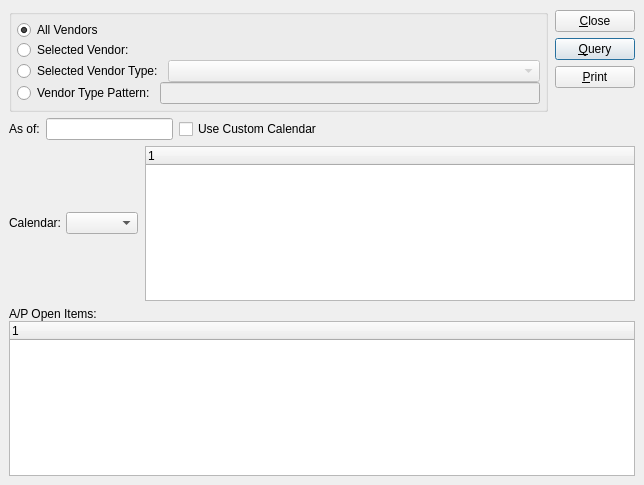
Before: the Qt Designer form xtuple/trunk/guiclient/dspTimePhasedOpenAPItems.ui in WooodHead/xtuple, drawn with Qt 5.
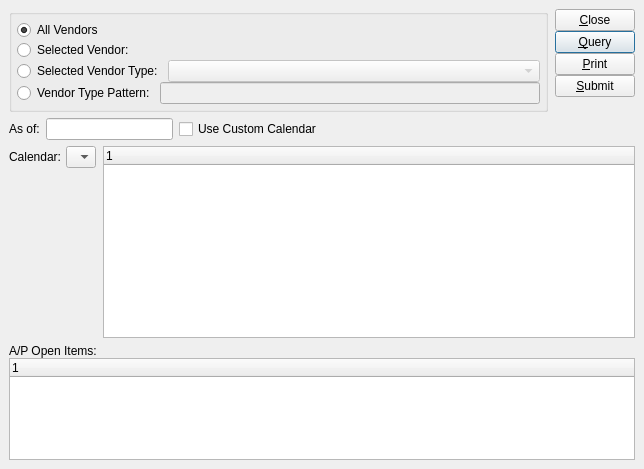
After: the same form once the commit is applied. Custom widgets are drawn as their Qt base class.

The edit to the form file:
```diff
--- a/xtuple/trunk/guiclient/dspTimePhasedOpenAPItems.ui
+++ b/xtuple/trunk/guiclient/dspTimePhasedOpenAPItems.ui
@@ -6,196 +6,21 @@
     <x>0</x>
     <y>0</y>
     <width>644</width>
-    <height>485</height>
+    <height>469</height>
    </rect>
   </property>
   <property name="windowTitle" >
    <string>A/P Aging</string>
   </property>
   <widget class="QWidget" name="widget" >
-   <layout class="QGridLayout" >
+   <layout class="QVBoxLayout" >
     <property name="margin" >
      <number>9</number>
     </property>
     <property name="spacing" >
      <number>6</number>
     </property>
-    <item row="1" column="0" >
-     <layout class="QHBoxLayout" >
-      <property name="margin" >
-       <number>0</number>
-      </property>
-      <property name="spacing" >
-       <number>6</number>
-      </property>
-      <item>
-       <layout class="QHBoxLayout" >
-        <property name="margin" >
-         <number>0</number>
-        </property>
-        <property name="spacing" >
-         <number>6</number>
-        </property>
-        <item>
-         <widget class="QLabel" name="_asOfLit" >
-          <property name="text" >
-           <string>As of:</string>
-          </property>
-          <property name="buddy" >
-           <cstring>_asOf</cstring>
-          </property>
-         </widget>
-        </item>
-        <item>
-         <widget class="DLineEdit" name="_asOf" />
-        </item>
-        <item>
-         <widget class="QCheckBox" name="_custom" >
-          <property name="text" >
-           <string>Use Custom Calendar</string>
-          </property>
-         </widget>
-        </item>
-       </layout>
-      </item>
-      <item>
-       <spacer>
-        <property name="orientation" >
-         <enum>Qt::Horizontal</enum>
-        </property>
-        <property name="sizeHint" >
-         <size>
-          <width>40</width>
-          <height>20</height>
-         </size>
-        </property>
-       </spacer>
-      </item>
-     </layout>
-    </item>
-    <item row="3" column="0" >
-     <layout class="QVBoxLayout" >
-      <property name="margin" >
-       <number>0</number>
-      </property>
-      <property name="spacing" >
-       <number>5</number>
-      </property>
-      <item>
-       <layout class="QVBoxLayout" >
-        <property name="margin" >
-         <number>0</number>
-        </property>
-        <property name="spacing" >
-         <number>0</number>
-        </property>
-        <item>
-         <widget class="QLabel" name="_openAPItemsLit" >
-          <property name="text" >
-           <string>A/P Open Items:</string>
-          </property>
-         </widget>
-        </item>
-        <item>
-         <widget class="XTreeWidget" name="_apopen" >
-          <property name="sizePolicy" >
-           <sizepolicy>
-            <hsizetype>7</hsizetype>
-            <vsizetype>7</vsizetype>
-            <horstretch>0</horstretch>
-            <verstretch>0</verstretch>
-           </sizepolicy>
-          </property>
-          <property name="minimumSize" >
-           <size>
-            <width>0</width>
-            <height>100</height>
-           </size>
-          </property>
-         </widget>
-        </item>
-       </layout>
-      </item>
-     </layout>
-    </item>
-    <item row="2" column="0" >
-     <layout class="QHBoxLayout" >
-      <property name="margin" >
-       <number>0</number>
-      </property>
-      <property name="spacing" >
-       <number>7</number>
-      </property>
-      <item>
-       <layout class="QVBoxLayout" >
-        <property name="margin" >
-         <number>0</number>
-        </property>
-        <property name="spacing" >
-         <number>0</number>
-        </property>
-        <item>
-         <layout class="QHBoxLayout" >
-          <property name="margin" >
-           <number>0</number>
-          </property>
-          <property name="spacing" >
-           <number>5</number>
-          </property>
-          <item>
-           <widget class="QLabel" name="_calendarLit" >
-            <property name="text" >
-             <string>Calendar:</string>
-            </property>
-            <property name="alignment" >
-             <set>Qt::AlignRight|Qt::AlignTrailing|Qt::AlignVCenter</set>
-            </property>
-           </widget>
-          </item>
-          <item>
-           <widget class="CalendarComboBox" name="_calendar" />
-          </item>
-         </layout>
-        </item>
-        <item>
-         <spacer>
-          <property name="orientation" >
-           <enum>Qt::Vertical</enum>
-          </property>
-          <property name="sizeType" >
-           <enum>QSizePolicy::Preferred</enum>
-          </property>
-          <property name="sizeHint" >
-           <size>
-            <width>20</width>
-            <height>0</height>
-           </size>
-          </property>
-         </spacer>
-        </item>
-       </layout>
-      </item>
-      <item>
-       <widget class="PeriodsListView" name="_periods" >
-        <property name="sizePolicy" >
-         <sizepolicy>
-          <hsizetype>7</hsizetype>
-          <vsizetype>5</vsizetype>
-          <horstretch>0</horstretch>
-          <verstretch>0</verstretch>
-         </sizepolicy>
-        </property>
-        <property name="minimumSize" >
-         <size>
-          <width>0</width>
-          <height>120</height>
-         </size>
-        </property>
-       </widget>
-      </item>
-     </layout>
-    </item>
-    <item row="0" column="0" >
+    <item>
      <layout class="QHBoxLayout" >
       <property name="margin" >
        <number>0</number>
@@ -340,7 +165,7 @@
          <number>0</number>
         </property>
         <property name="spacing" >
-         <number>5</number>
+         <number>0</number>
         </property>
         <item>
          <widget class="QPushButton" name="_close" >
@@ -375,18 +200,25 @@
           </property>
          </widget>
         </item>
+        <item>
+         <widget class="QPushButton" name="_submit" >
+          <property name="text" >
+           <string>&amp;Submit</string>
+          </property>
+         </widget>
+        </item>
         <item>
          <spacer>
           <property name="orientation" >
            <enum>Qt::Vertical</enum>
           </property>
           <property name="sizeType" >
-           <enum>QSizePolicy::Preferred</enum>
+           <enum>QSizePolicy::Expanding</enum>
           </property>
           <property name="sizeHint" >
            <size>
             <width>20</width>
-            <height>20</height>
+            <height>0</height>
            </size>
           </property>
          </spacer>
@@ -395,52 +227,239 @@
       </item>
      </layout>
     </item>
+    <item>
+     <layout class="QHBoxLayout" >
+      <property name="margin" >
+       <number>0</number>
+      </property>
+      <property name="spacing" >
+       <number>6</number>
+      </property>
+      <item>
+       <layout class="QHBoxLayout" >
+        <property name="margin" >
+         <number>0</number>
+        </property>
+        <property name="spacing" >
+         <number>6</number>
+        </property>
+        <item>
+         <widget class="QLabel" name="_asOfLit" >
+          <property name="text" >
+           <string>As of:</string>
+          </property>
+          <property name="buddy" >
+           <cstring>_asOf</cstring>
+          </property>
+         </widget>
+        </item>
+        <item>
+         <widget class="DLineEdit" name="_asOf" />
+        </item>
+        <item>
+         <widget class="QCheckBox" name="_custom" >
+          <property name="text" >
+           <string>Use Custom Calendar</string>
+          </property>
+         </widget>
+        </item>
+       </layout>
+      </item>
+      <item>
+       <spacer>
+        <property name="orientation" >
+         <enum>Qt::Horizontal</enum>
+        </property>
+        <property name="sizeHint" >
+         <size>
+          <width>40</width>
+          <height>20</height>
+         </size>
+        </property>
+       </spacer>
+      </item>
+     </layout>
+    </item>
+    <item>
+     <layout class="QHBoxLayout" >
+      <property name="margin" >
+       <number>0</number>
+      </property>
+      <property name="spacing" >
+       <number>7</number>
+      </property>
+      <item>
+       <layout class="QVBoxLayout" >
+        <property name="margin" >
+         <number>0</number>
+        </property>
+        <property name="spacing" >
+         <number>0</number>
+        </property>
+        <item>
+         <layout class="QHBoxLayout" >
+          <property name="margin" >
+           <number>0</number>
+          </property>
+          <property name="spacing" >
+           <number>5</number>
+          </property>
+          <item>
+           <widget class="QLabel" name="_calendarLit" >
+            <property name="text" >
+             <string>Calendar:</string>
+            </property>
+            <property name="alignment" >
+             <set>Qt::AlignRight|Qt::AlignTrailing|Qt::AlignVCenter</set>
+            </property>
+           </widget>
+          </item>
+          <item>
+           <widget class="CalendarComboBox" name="_calendar" >
+            <item>
+             <property name="text" >
+              <string/>
+             </property>
+            </item>
+            <item>
+             <property name="text" >
+              <string/>
+             </property>
+            </item>
+           </widget>
+          </item>
+         </layout>
+        </item>
+        <item>
+         <spacer>
+          <property name="orientation" >
+           <enum>Qt::Vertical</enum>
+          </property>
+          <property name="sizeType" >
+           <enum>QSizePolicy::Expanding</enum>
+          </property>
+          <property name="sizeHint" >
+           <size>
+            <width>20</width>
+            <height>0</height>
+           </size>
+          </property>
+         </spacer>
+        </item>
+       </layout>
+      </item>
+      <item>
+       <widget class="PeriodsListView" name="_periods" >
+        <property name="sizePolicy" >
+         <sizepolicy>
+          <hsizetype>7</hsizetype>
+          <vsizetype>5</vsizetype>
+          <horstretch>0</horstretch>
+          <verstretch>0</verstretch>
+         </sizepolicy>
+        </property>
+        <property name="minimumSize" >
+         <size>
+          <width>0</width>
+          <height>120</height>
+         </size>
+        </property>
+       </widget>
+      </item>
+     </layout>
+    </item>
+    <item>
+     <widget class="QFrame" name="frame" >
+      <property name="sizePolicy" >
+       <sizepolicy>
+        <hsizetype>5</hsizetype>
+        <vsizetype>7</vsizetype>
+        <horstretch>0</horstretch>
+        <verstretch>1</verstretch>
+       </sizepolicy>
+      </property>
+      <property name="frameShape" >
+       <enum>QFrame::NoFrame</enum>
+      </property>
+      <property name="frameShadow" >
+       <enum>QFrame::Plain</enum>
+      </property>
+      <layout class="QVBoxLayout" >
+       <property name="margin" >
+        <number>0</number>
+       </property>
+       <property name="spacing" >
+        <number>0</number>
+       </property>
+       <item>
+        <widget class="QLabel" name="_openAPItemsLit" >
+         <property name="text" >
+          <string>A/P Open Items:</string>
+         </property>
+        </widget>
+       </item>
+       <item>
+        <widget class="XTreeWidget" name="_apopen" >
+         <property name="sizePolicy" >
+          <sizepolicy>
+           <hsizetype>7</hsizetype>
+           <vsizetype>7</vsizetype>
+           <horstretch>0</horstretch>
+           <verstretch>0</verstretch>
+          </sizepolicy>
+         </property>
+         <property name="minimumSize" >
+          <size>
+           <width>0</width>
+           <height>100</height>
+          </size>
+         </property>
+        </widget>
+       </item>
+      </layout>
+     </widget>
+    </item>
    </layout>
   </widget>
  </widget>
  <layoutdefault spacing="5" margin="5" />
  <pixmapfunction>qPixmapFromMimeSource</pixmapfunction>
  <customwidgets>
+  <customwidget>
+   <class>XComboBox</class>
+   <extends>QComboBox</extends>
+   <header>xcombobox.h</header>
+  </customwidget>
+  <customwidget>
+   <class>VendorInfo</class>
+   <extends>QWidget</extends>
+   <header>vendorinfo.h</header>
+  </customwidget>
+  <customwidget>
+   <class>CalendarComboBox</class>
+   <extends>XComboBox</extends>
+   <header>calendarTools.h</header>
+  </customwidget>
   <customwidget>
    <class>XTreeWidget</class>
    <extends>QTreeWidget</extends>
    <header>xtreewidget.h</header>
   </customwidget>
+  <customwidget>
+   <class>DLineEdit</class>
+   <extends>XLineEdit</extends>
+   <header>datecluster.h</header>
+  </customwidget>
   <customwidget>
    <class>XLineEdit</class>
    <extends>QLineEdit</extends>
    <header>xlineedit.h</header>
   </customwidget>
-  <customwidget>
-   <class>QTreeWidget</class>
-   <extends>Q3Frame</extends>
-   <header>q3listview.h</header>
-  </customwidget>
-  <customwidget>
-   <class>CalendarComboBox</class>
-   <extends>XComboBox</extends>
-   <header>calendarTools.h</header>
-  </customwidget>
   <customwidget>
    <class>PeriodsListView</class>
    <extends>XTreeWidget</extends>
    <header>calendarTools.h</header>
   </customwidget>
-  <customwidget>
-   <class>DLineEdit</class>
-   <extends>XLineEdit</extends>
-   <header>datecluster.h</header>
-  </customwidget>
-  <customwidget>
-   <class>VendorInfo</class>
-   <extends>QWidget</extends>
-   <header>vendorinfo.h</header>
-  </customwidget>
-  <customwidget>
-   <class>XComboBox</class>
-   <extends>QComboBox</extends>
-   <header>xcombobox.h</header>
-  </customwidget>
  </customwidgets>
  <tabstops>
   <tabstop>_allVendors</tabstop>
```
Left out of the diff: 7 changed lines with no effect on the pictures.
